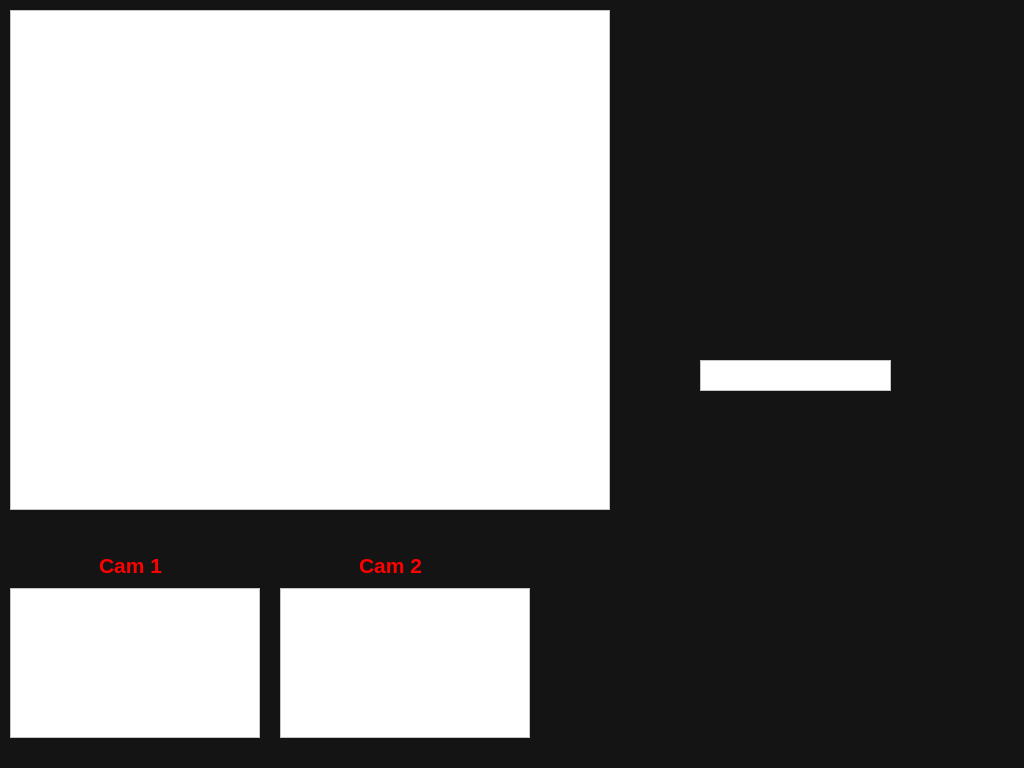
This is MainWindow.ui in Mahediali49/OcrProjectTest as Qt 5 draws it before an edit. The edited form follows.
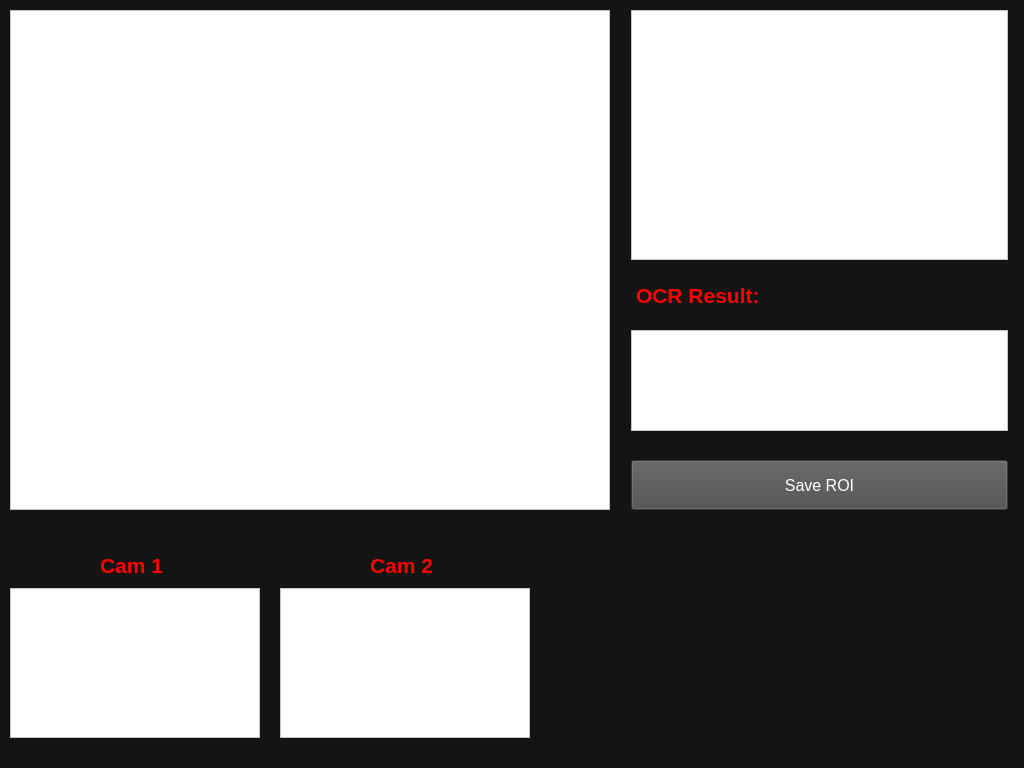
This is the edited form.

What changed in the file:
```diff
--- a/MainWindow.ui
+++ b/MainWindow.ui
@@ -42,14 +42,15 @@
    <widget class="QTextEdit" name="textEdit">
     <property name="geometry">
      <rect>
-      <x>700</x>
-      <y>360</y>
-      <width>191</width>
-      <height>31</height>
+      <x>631</x>
+      <y>330</y>
+      <width>377</width>
+      <height>101</height>
      </rect>
     </property>
     <property name="styleSheet">
-     <string notr="true">Background-color: White;</string>
+     <string notr="true">Background-color: White;
+Color: Black;</string>
     </property>
    </widget>
    <widget class="QFrame" name="frame">
@@ -93,9 +94,9 @@
    <widget class="QLabel" name="label">
     <property name="geometry">
      <rect>
-      <x>99</x>
+      <x>100</x>
       <y>550</y>
-      <width>100</width>
+      <width>65</width>
       <height>31</height>
      </rect>
     </property>
@@ -116,9 +117,9 @@
    <widget class="QLabel" name="label_2">
     <property name="geometry">
      <rect>
-      <x>359</x>
+      <x>370</x>
       <y>550</y>
-      <width>100</width>
+      <width>70</width>
       <height>31</height>
      </rect>
     </property>
@@ -136,6 +137,70 @@
      <string>Cam 2</string>
     </property>
    </widget>
+   <widget class="QLabel" name="label_3">
+    <property name="geometry">
+     <rect>
+      <x>636</x>
+      <y>280</y>
+      <width>124</width>
+      <height>31</height>
+     </rect>
+    </property>
+    <property name="font">
+     <font>
+      <pointsize>16</pointsize>
+      <bold>true</bold>
+     </font>
+    </property>
+    <property name="styleSheet">
+     <string notr="true">Background-color: transparent;
+Color: red;</string>
+    </property>
+    <property name="text">
+     <string>OCR Result:</string>
+    </property>
+   </widget>
+   <widget class="QPushButton" name="saveRoiBtn">
+    <property name="geometry">
+     <rect>
+      <x>631</x>
+      <y>460</y>
+      <width>377</width>
+      <height>50</height>
+     </rect>
+    </property>
+    <property name="font">
+     <font>
+      <pointsize>12</pointsize>
+     </font>
+    </property>
+    <property name="styleSheet">
+     <string notr="true">Background-color: #4D4D4D;
+Color: White;</string>
+    </property>
+    <property name="text">
+     <string>Save ROI</string>
+    </property>
+   </widget>
+   <widget class="QFrame" name="singleOcrFrame">
+    <property name="geometry">
+     <rect>
+      <x>631</x>
+      <y>10</y>
+      <width>377</width>
+      <height>250</height>
+     </rect>
+    </property>
+    <property name="styleSheet">
+     <string notr="true">background-color: white;</string>
+    </property>
+    <property name="frameShape">
+     <enum>QFrame::Shape::StyledPanel</enum>
+    </property>
+    <property name="frameShadow">
+     <enum>QFrame::Shadow::Raised</enum>
+    </property>
+   </widget>
   </widget>
  </widget>
  <resources/>
```
Left out of the diff: 8 changed lines with no effect on the pictures.
